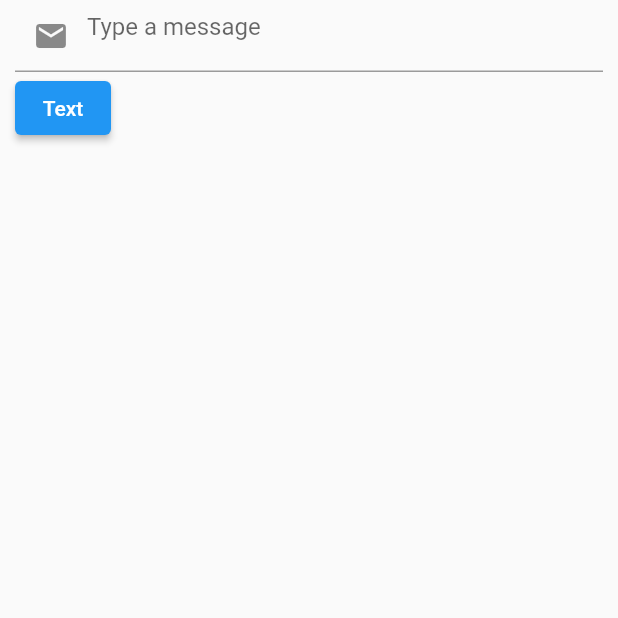
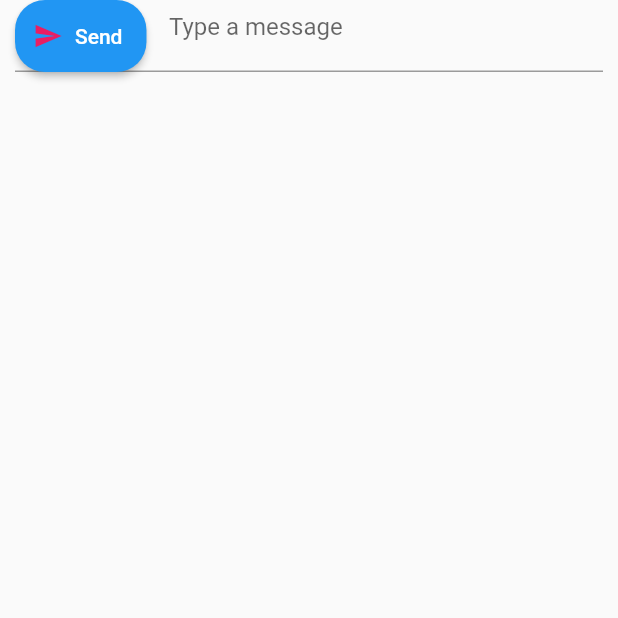
Before and after one commit to Maria702/ChatApp-Flutter-, a Flutter app: the Chat screen opened directly, on a phone screen of 412 x 824 dp, the top half of it. Run offline on Flutter 3.47's test engine with Material 2 defaults, Android fonts, the light colour scheme and no system bars; our stand-ins replace cloud_firestore, firebase_auth, firebase_core, firebase_storage, image_picker; missing offline and left inert: dart:html, image_picker_web; accounts and stored records are empty.

Commit message:
first commit

```diff
--- a/lib/chat.dart
+++ b/lib/chat.dart
@@ -59,21 +59,32 @@ class _StatusState extends State<Chat> {
           crossAxisAlignment: CrossAxisAlignment.start,
           children: <Widget>[
             Container(
+              child: SingleChildScrollView(
                 child: TextFormField(
                   controller: titleController,
                   decoration: InputDecoration(
                     hintText: "Type a message",
                     contentPadding: EdgeInsets.all(8),
                     prefixIcon: Padding(
-                    padding: EdgeInsets.all(00),
-                    child: Icon(Icons.email),
+                      padding: EdgeInsets.only(right: 15),
+                      child: ElevatedButton.icon(
+                        onPressed: submit,
+                        icon: Icon(
+                          Icons.send,
+                          color: Colors.pink,
+                          size: 20.0,
+                        ),
+                        label: Text('Send'),
+                        style: ElevatedButton.styleFrom(
+                          shape: new RoundedRectangleBorder(
+                            borderRadius: new BorderRadius.circular(20.0),
                           ),
                         ),
                       ),
                     ),
-            ElevatedButton(
-              onPressed: submit,
-              child: Text("Text"),
+                  ),
+                ),
+              ),
             ),
             Expanded(
               child: Container(
```
Also changed, not shown: lib/comment.dart (+22 -4 lines). Lines whose indentation alone changed are shown as unchanged.
